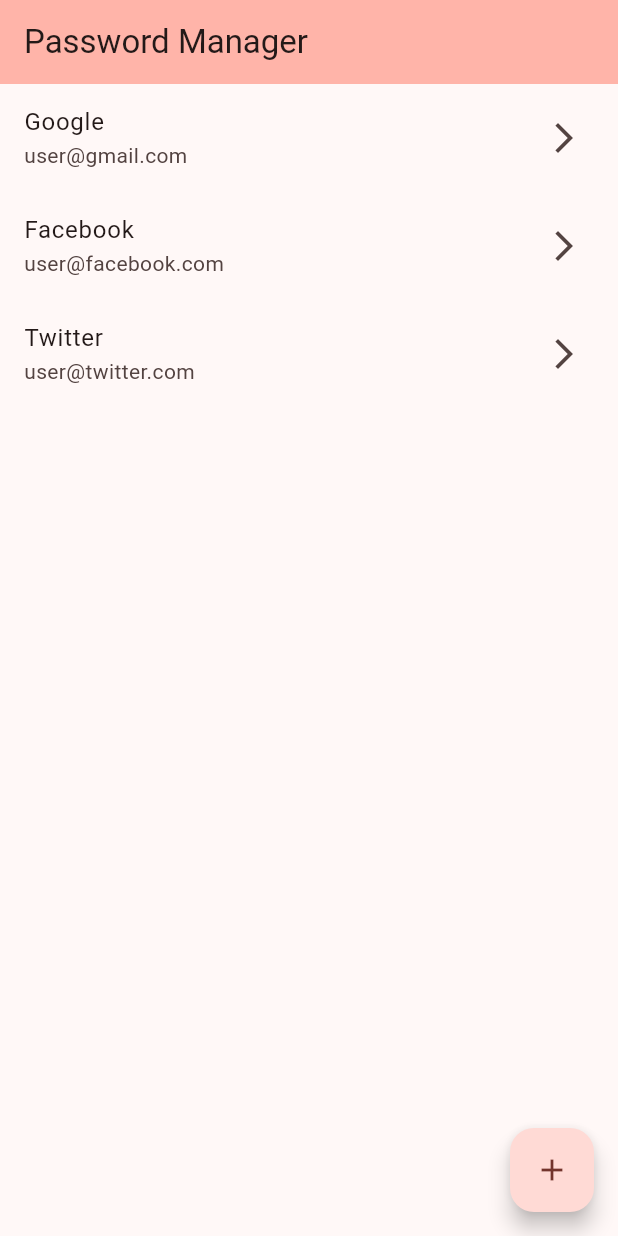
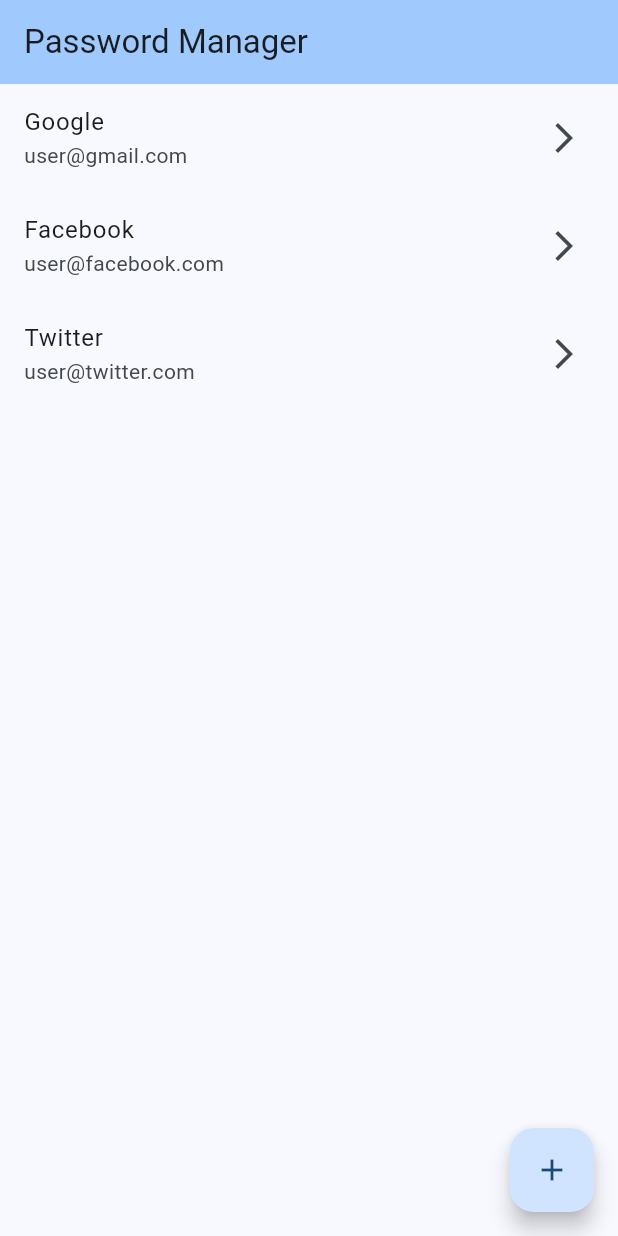
Before and after one commit to could-ai/019860d4-39db-7d30-8c54-eef5cc6d4892, a Flutter app: the screen it shows after launch, on a phone screen of 412 x 824 dp. Run offline on Flutter 3.47's test engine with Material 3 defaults, Android fonts, the phone set to English and light mode, and no system bars.

Commit message:
Change app theme color to blue by updating the seedColor in ThemeData.

```diff
--- a/usr/lib/main.dart
+++ b/usr/lib/main.dart
@@ -22,7 +22,7 @@ class MyApp extends StatelessWidget {
       title: 'Password Manager',
       debugShowCheckedModeBanner: false,
       theme: ThemeData(
-        colorScheme: ColorScheme.fromSeed(seedColor: Colors.red),
+        colorScheme: ColorScheme.fromSeed(seedColor: Colors.blue),
         useMaterial3: true,
       ),
       home: const MyHomePage(title: 'Password Manager'),
```
